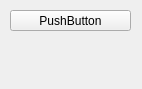
First picture: the form in src/pythion/_gui/layout/action.ui, repository MaxHalldin/WienFilter, before the edit.
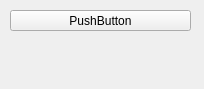
Second picture: the form after the edit.

Patch:
```diff
--- a/src/pythion/_gui/layout/action.ui
+++ b/src/pythion/_gui/layout/action.ui
@@ -6,10 +6,22 @@
    <rect>
     <x>0</x>
     <y>0</y>
-    <width>142</width>
+    <width>204</width>
     <height>89</height>
    </rect>
   </property>
+  <property name="sizePolicy">
+   <sizepolicy hsizetype="Fixed" vsizetype="Preferred">
+    <horstretch>1</horstretch>
+    <verstretch>0</verstretch>
+   </sizepolicy>
+  </property>
+  <property name="minimumSize">
+   <size>
+    <width>204</width>
+    <height>89</height>
+   </size>
+  </property>
   <property name="windowTitle">
    <string>Input Device</string>
   </property>
@@ -18,10 +30,16 @@
     <rect>
      <x>10</x>
      <y>10</y>
-     <width>121</width>
+     <width>181</width>
      <height>21</height>
     </rect>
    </property>
+   <property name="sizePolicy">
+    <sizepolicy hsizetype="Fixed" vsizetype="Fixed">
+     <horstretch>0</horstretch>
+     <verstretch>0</verstretch>
+    </sizepolicy>
+   </property>
    <property name="text">
     <string>PushButton</string>
    </property>
@@ -31,7 +49,7 @@
     <rect>
      <x>10</x>
      <y>40</y>
-     <width>121</width>
+     <width>181</width>
      <height>16</height>
     </rect>
    </property>
@@ -44,10 +62,22 @@
     <rect>
      <x>10</x>
      <y>60</y>
-     <width>121</width>
+     <width>181</width>
      <height>16</height>
     </rect>
    </property>
+   <property name="sizePolicy">
+    <sizepolicy hsizetype="Fixed" vsizetype="Preferred">
+     <horstretch>0</horstretch>
+     <verstretch>0</verstretch>
+    </sizepolicy>
+   </property>
+   <property name="minimumSize">
+    <size>
+     <width>121</width>
+     <height>16</height>
+    </size>
+   </property>
    <property name="styleSheet">
     <string notr="true">color: green;</string>
    </property>
```
